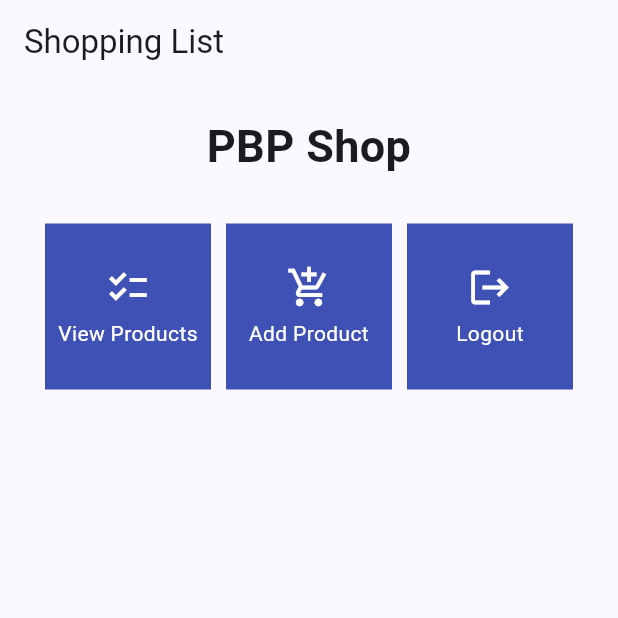
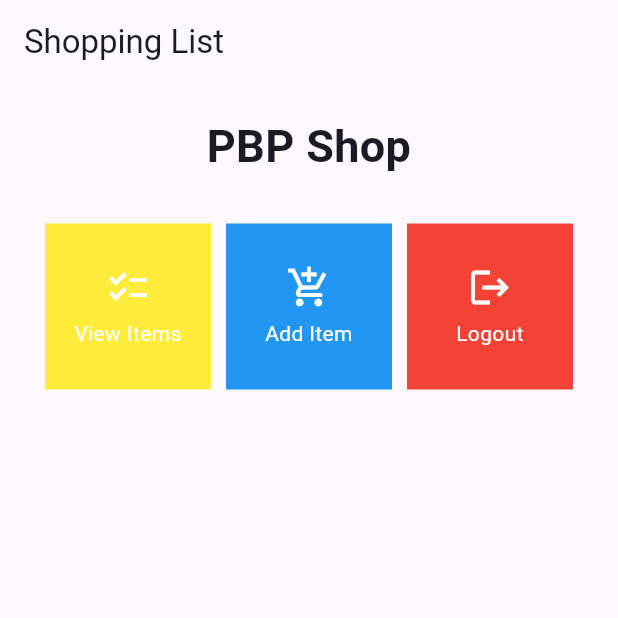
Before and after one commit to samuelcodingjourney/store-inventory-mobile, a Flutter app: the screen it shows after launch, on a phone screen of 412 x 824 dp, the top half of it. Run offline on Flutter 3.47's test engine with Material 2 defaults, Android fonts, the phone set to English and light mode, and no system bars.

Commit message:
last commit for assignment 7

```diff
--- a/lib/menu.dart
+++ b/lib/menu.dart
@@ -10,8 +10,8 @@ class ShopItem {
 class MyHomePage extends StatelessWidget {
   MyHomePage({Key? key}) : super(key: key);
   final List<ShopItem> items = [
-    ShopItem("View Products", Icons.checklist),
-    ShopItem("Add Product", Icons.add_shopping_cart),
+    ShopItem("View Items", Icons.checklist),
+    ShopItem("Add Item", Icons.add_shopping_cart),
     ShopItem("Logout", Icons.logout),
 ];
   // This widget is the home page of your application. It is stateful, meaning
@@ -78,11 +78,25 @@ class ShopCard extends StatelessWidget {
   final ShopItem item;
 
   const ShopCard(this.item, {Key? key}); // Constructor
-
   @override
   Widget build(BuildContext context) {
+    var colors = Colors.indigo;
+    var identify = '${this.item.name}';
+    switch(identify) {
+      case "View Items": colors = Colors.yellow;
+      break;
+
+      case "Add Item": colors = Colors.blue;
+      break;
+
+      case "Logout": colors = Colors.red;
+      break;
+
+      default: colors= colors;
+      break;
+    }
     return Material(
-      color: Colors.indigo,
+      color: colors,
       child: InkWell(
         // Responsive touch area
         onTap: () {
@@ -90,7 +104,7 @@ class ShopCard extends StatelessWidget {
           ScaffoldMessenger.of(context)
             ..hideCurrentSnackBar()
             ..showSnackBar(SnackBar(
-                content: Text("You pressed the ${item.name} button!")));
+                content: Text("You clicked the ${item.name} button")));
         },
         child: Container(
           // Container to hold Icon and Text
```
Also changed, not shown: 1 other file.
